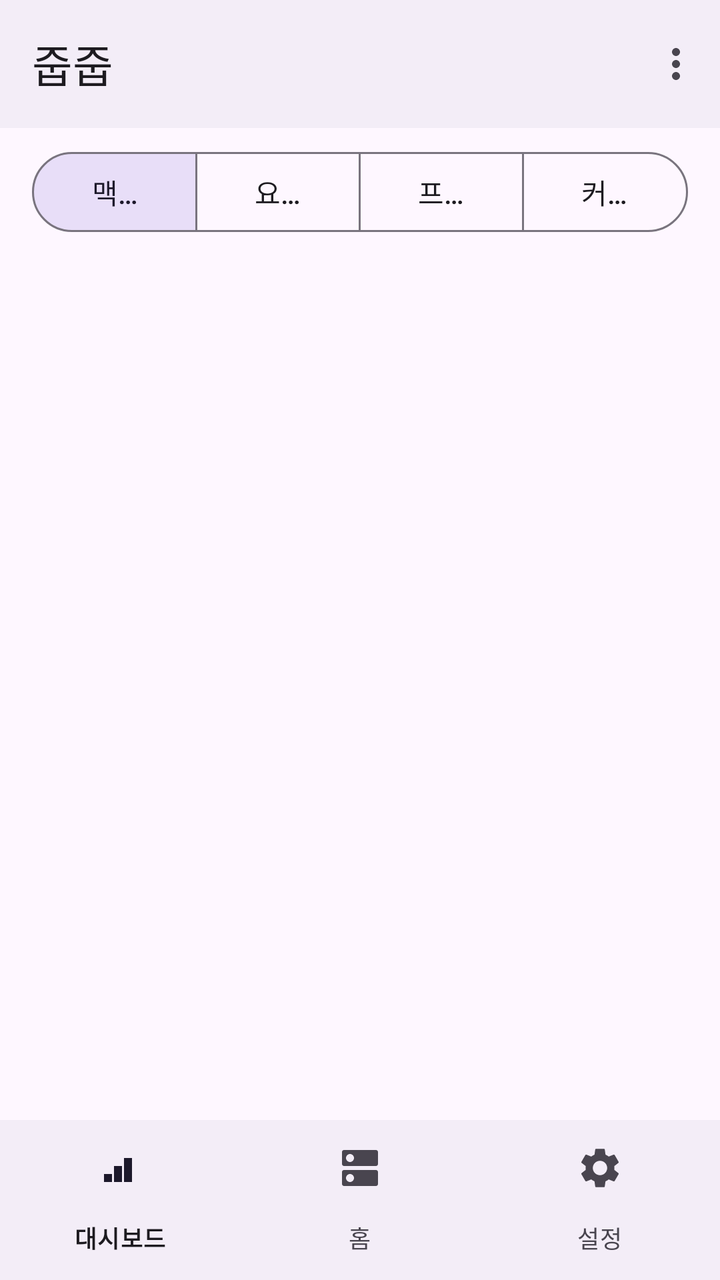
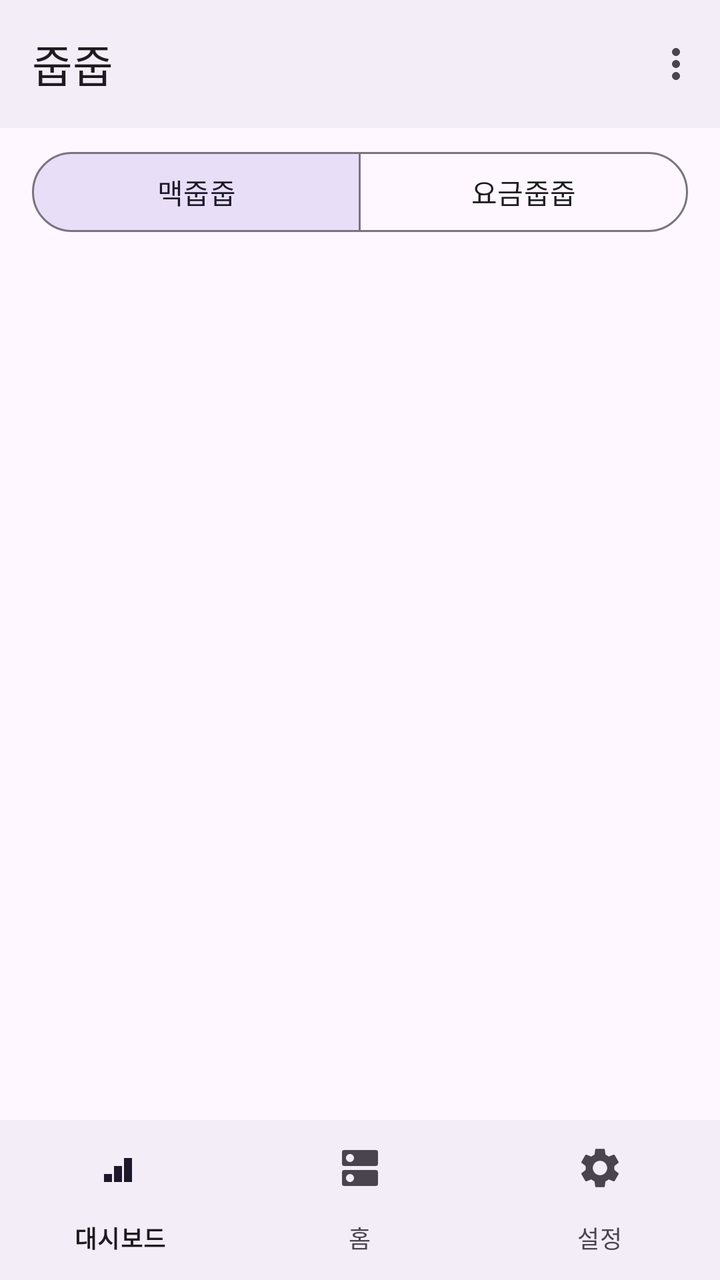

Before-and-after screenshots of an Android layout around one commit, followed by the original layout XML and the change that was made.
<!-- AndroidManifest.xml: application theme Theme.JupJup -->
<!-- res/layout/activity_main.xml -->
<?xml version="1.0" encoding="utf-8"?>
<LinearLayout xmlns:android="http://schemas.android.com/apk/res/android"
    xmlns:app="http://schemas.android.com/apk/res-auto"
    android:layout_width="match_parent"
    android:layout_height="match_parent"
    android:fitsSystemWindows="true"
    android:orientation="vertical">

    <com.google.android.material.appbar.MaterialToolbar
        android:id="@+id/toolbar"
        android:layout_width="match_parent"
        android:layout_height="?attr/actionBarSize"
        android:background="?attr/colorSurfaceContainer"
        app:menu="@menu/toolbar_menu"
        app:title="@string/app_name"
        app:titleTextAppearance="?attr/textAppearanceTitleLarge" />

    <com.google.android.material.button.MaterialButtonToggleGroup
        android:id="@+id/service_segment"
        android:layout_width="match_parent"
        android:layout_height="wrap_content"
        android:layout_marginHorizontal="16dp"
        android:layout_marginVertical="8dp"
        app:checkedButton="@id/seg_mac"
        app:selectionRequired="true"
        app:singleSelection="true">

        <com.google.android.material.button.MaterialButton
            android:id="@+id/seg_mac"
            style="@style/Widget.Material3.Button.OutlinedButton"
            android:layout_width="0dp"
            android:layout_height="wrap_content"
            android:layout_weight="1"
            android:text="@string/nav_mac" />

        <com.google.android.material.button.MaterialButton
            android:id="@+id/seg_plan"
            style="@style/Widget.Material3.Button.OutlinedButton"
            android:layout_width="0dp"
            android:layout_height="wrap_content"
            android:layout_weight="1"
            android:text="@string/nav_plan" />

        <com.google.android.material.button.MaterialButton
            android:id="@+id/seg_pj"
            style="@style/Widget.Material3.Button.OutlinedButton"
            android:layout_width="0dp"
            android:layout_height="wrap_content"
            android:layout_weight="1"
            android:text="@string/nav_pj" />

        <com.google.android.material.button.MaterialButton
            android:id="@+id/seg_community"
            style="@style/Widget.Material3.Button.OutlinedButton"
            android:layout_width="0dp"
            android:layout_height="wrap_content"
            android:layout_weight="1"
            android:text="@string/seg_community" />
    </com.google.android.material.button.MaterialButtonToggleGroup>

    <FrameLayout
        android:id="@+id/fragment_container"
        android:layout_width="match_parent"
        android:layout_height="0dp"
        android:layout_weight="1" />

    <com.google.android.material.bottomnavigation.BottomNavigationView
        android:id="@+id/bottom_nav"
        android:layout_width="match_parent"
        android:layout_height="wrap_content"
        android:background="?attr/colorSurfaceContainer"
        app:labelVisibilityMode="labeled"
        app:menu="@menu/bottom_nav_features" />
</LinearLayout>
<!-- resources referenced by this layout -->
<resources>
  <string name="app_name">줍줍</string>
  <string name="nav_mac">맥줍줍</string>
  <string name="nav_pj">프롬프트 저널</string>
  <string name="nav_plan">요금줍줍</string>
  <string name="seg_community">커뮤니티</string>
  <style name="Theme.JupJup" parent="Theme.Material3.DayNight.NoActionBar">
          <item name="colorPrimary">@color/seed_primary</item>
          <item name="colorOnPrimary">@android:color/white</item>
      </style>
  <color name="seed_primary">#6750A4</color>
</resources>

<!-- the commit's change to res/layout/activity_main.xml (unified diff, before → after) -->
@@ -40,22 +40,6 @@
             android:layout_height="wrap_content"
             android:layout_weight="1"
             android:text="@string/nav_plan" />
-
-        <com.google.android.material.button.MaterialButton
-            android:id="@+id/seg_pj"
-            style="@style/Widget.Material3.Button.OutlinedButton"
-            android:layout_width="0dp"
-            android:layout_height="wrap_content"
-            android:layout_weight="1"
-            android:text="@string/nav_pj" />
-
-        <com.google.android.material.button.MaterialButton
-            android:id="@+id/seg_community"
-            style="@style/Widget.Material3.Button.OutlinedButton"
-            android:layout_width="0dp"
-            android:layout_height="wrap_content"
-            android:layout_weight="1"
-            android:text="@string/seg_community" />
     </com.google.android.material.button.MaterialButtonToggleGroup>
 
     <FrameLayout
<!-- resource entries referenced after the edit -->
@@ -2,9 +2,7 @@
 <resources>
   <string name="app_name">줍줍</string>
   <string name="nav_mac">맥줍줍</string>
-  <string name="nav_pj">프롬프트 저널</string>
   <string name="nav_plan">요금줍줍</string>
-  <string name="seg_community">커뮤니티</string>
   <style name="Theme.JupJup" parent="Theme.Material3.DayNight.NoActionBar">
           <item name="colorPrimary">@color/seed_primary</item>
           <item name="colorOnPrimary">@android:color/white</item>
